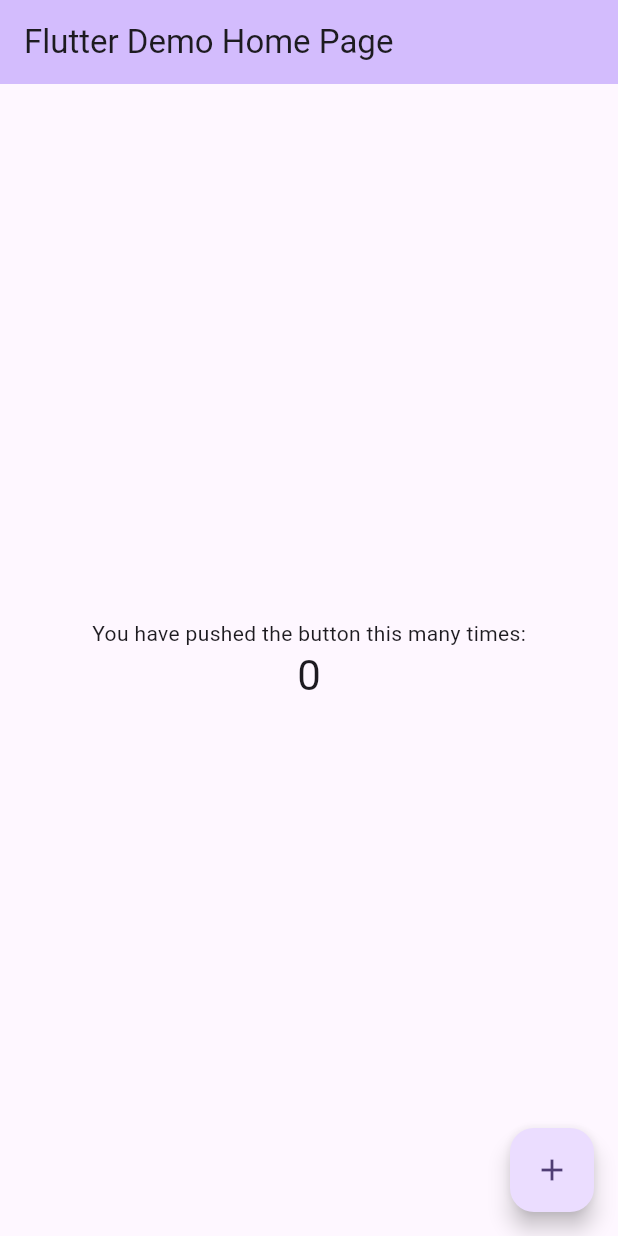
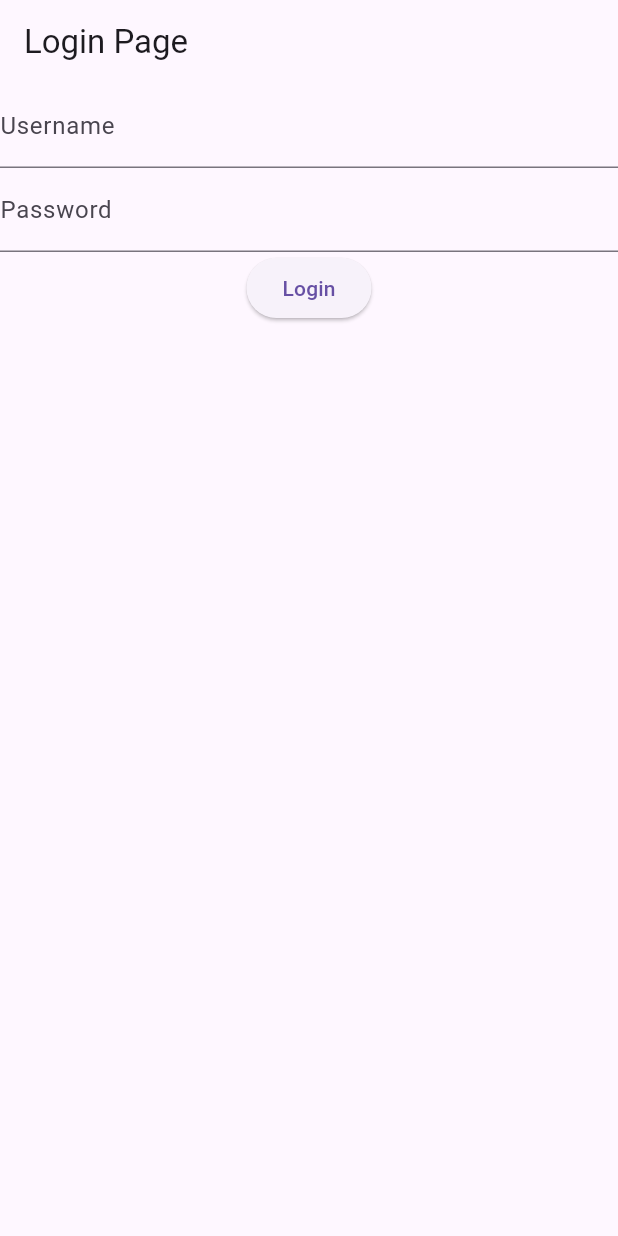
Before and after one commit to Abhiit-666/FitnessApp, a Flutter app: the screen it shows after launch, on a phone screen of 412 x 824 dp. Run offline on Flutter 3.47's test engine with Material 3 defaults, Android fonts, the phone set to English and light mode, and no system bars.

Commit message:
built a basic login page

```diff
--- a/client/fitness/lib/main.dart
+++ b/client/fitness/lib/main.dart
@@ -1,125 +1,72 @@
 import 'package:flutter/material.dart';
+import 'package:http/http.dart' as http;
+import 'dart:convert';
 
-void main() {
-  runApp(const MyApp());
+void main(){
+  runApp(MyApp());
 }
 
-class MyApp extends StatelessWidget {
+class MyApp extends StatelessWidget{
   const MyApp({super.key});
-
-  // This widget is the root of your application.
   @override
-  Widget build(BuildContext context) {
+  Widget build(BuildContext context){
     return MaterialApp(
-      title: 'Flutter Demo',
-      theme: ThemeData(
-        // This is the theme of your application.
-        //
-        // TRY THIS: Try running your application with "flutter run". You'll see
-        // the application has a purple toolbar. Then, without quitting the app,
-        // try changing the seedColor in the colorScheme below to Colors.green
-        // and then invoke "hot reload" (save your changes or press the "hot
-        // reload" button in a Flutter-supported IDE, or press "r" if you used
-        // the command line to start the app).
-        //
-        // Notice that the counter didn't reset back to zero; the application
-        // state is not lost during the reload. To reset the state, use hot
-        // restart instead.
-        //
-        // This works for code too, not just values: Most code changes can be
-        // tested with just a hot reload.
-        colorScheme: ColorScheme.fromSeed(seedColor: Colors.deepPurple),
-        useMaterial3: true,
-      ),
-      home: const MyHomePage(title: 'Flutter Demo Home Page'),
+      home:LoginPage(),
     );
   }
 }
 
-class MyHomePage extends StatefulWidget {
-  const MyHomePage({super.key, required this.title});
-
-  // This widget is the home page of your application. It is stateful, meaning
-  // that it has a State object (defined below) that contains fields that affect
-  // how it looks.
-
-  // This class is the configuration for the state. It holds the values (in this
-  // case the title) provided by the parent (in this case the App widget) and
-  // used by the build method of the State. Fields in a Widget subclass are
-  // always marked "final".
-
-  final String title;
-
+class LoginPage extends StatefulWidget{
   @override
-  State<MyHomePage> createState() => _MyHomePageState();
+  _LoginPageState createState() => _LoginPageState();
 }
 
-class _MyHomePageState extends State<MyHomePage> {
-  int _counter = 0;
+class _LoginPageState extends State<LoginPage>{
+  final TextEditingController _usernameController = TextEditingController();
+  final TextEditingController _passwordController = TextEditingController();
 
-  void _incrementCounter() {
-    setState(() {
-      // This call to setState tells the Flutter framework that something has
-      // changed in this State, which causes it to rerun the build method below
-      // so that the display can reflect the updated values. If we changed
-      // _counter without calling setState(), then the build method would not be
-      // called again, and so nothing would appear to happen.
-      _counter++;
-    });
+  void _login() async{
+    final response= await http.post(
+      Uri.parse('url'),
+      headers: <String, String>{
+        'Content-Type': 'application/x-www-form-urlencoded',
+      },
+      body:{
+        'username': _usernameController.text,
+        'password': _passwordController.text,
+      },
+    );
+
+    if(response.statusCode == 200){
+      print('Login Successful');
+    }else{
+      print('Login Failed');
+    }
   }
 
   @override
-  Widget build(BuildContext context) {
-    // This method is rerun every time setState is called, for instance as done
-    // by the _incrementCounter method above.
-    //
-    // The Flutter framework has been optimized to make rerunning build methods
-    // fast, so that you can just rebuild anything that needs updating rather
-    // than having to individually change instances of widgets.
+  Widget build(BuildContext context){
     return Scaffold(
       appBar: AppBar(
-        // TRY THIS: Try changing the color here to a specific color (to
-        // Colors.amber, perhaps?) and trigger a hot reload to see the AppBar
-        // change color while the other colors stay the same.
-        backgroundColor: Theme.of(context).colorScheme.inversePrimary,
-        // Here we take the value from the MyHomePage object that was created by
-        // the App.build method, and use it to set our appbar title.
-        title: Text(widget.title),
+        title:Text('Login Page')
       ),
-      body: Center(
-        // Center is a layout widget. It takes a single child and positions it
-        // in the middle of the parent.
-        child: Column(
-          // Column is also a layout widget. It takes a list of children and
-          // arranges them vertically. By default, it sizes itself to fit its
-          // children horizontally, and tries to be as tall as its parent.
-          //
-          // Column has various properties to control how it sizes itself and
-          // how it positions its children. Here we use mainAxisAlignment to
-          // center the children vertically; the main axis here is the vertical
-          // axis because Columns are vertical (the cross axis would be
-          // horizontal).
-          //
-          // TRY THIS: Invoke "debug painting" (choose the "Toggle Debug Paint"
-          // action in the IDE, or press "p" in the console), to see the
-          // wireframe for each widget.
-          mainAxisAlignment: MainAxisAlignment.center,
-          children: <Widget>[
-            const Text(
-              'You have pushed the button this many times:',
-            ),
-            Text(
-              '$_counter',
-              style: Theme.of(context).textTheme.headlineMedium,
-            ),
-          ],
-        ),
+      body: Column(
+        children: <Widget>[
+          TextField(
+            controller: _usernameController,
+            decoration: InputDecoration(labelText: 'Username'),
+          ),
+          TextField(
+            controller: _passwordController,
+            decoration: InputDecoration(labelText: 'Password'),
+            obscureText: true,
+          ),
+          ElevatedButton(
+            onPressed:  _login,
+            child: Text('Login'),
+          ),
+        ],
       ),
-      floatingActionButton: FloatingActionButton(
-        onPressed: _incrementCounter,
-        tooltip: 'Increment',
-        child: const Icon(Icons.add),
-      ), // This trailing comma makes auto-formatting nicer for build methods.
     );
   }
 }
--- a/client/fitness/pubspec.yaml
+++ b/client/fitness/pubspec.yaml
@@ -35,6 +35,7 @@ dependencies:
   # The following adds the Cupertino Icons font to your application.
   # Use with the CupertinoIcons class for iOS style icons.
   cupertino_icons: ^1.0.6
+  http: ^1.2.1
 
 dev_dependencies:
   flutter_test:
```
Also changed, not shown: client/fitness/lib/ma.dart (added, +125 -0 lines), client/fitness/pubspec.lock.
